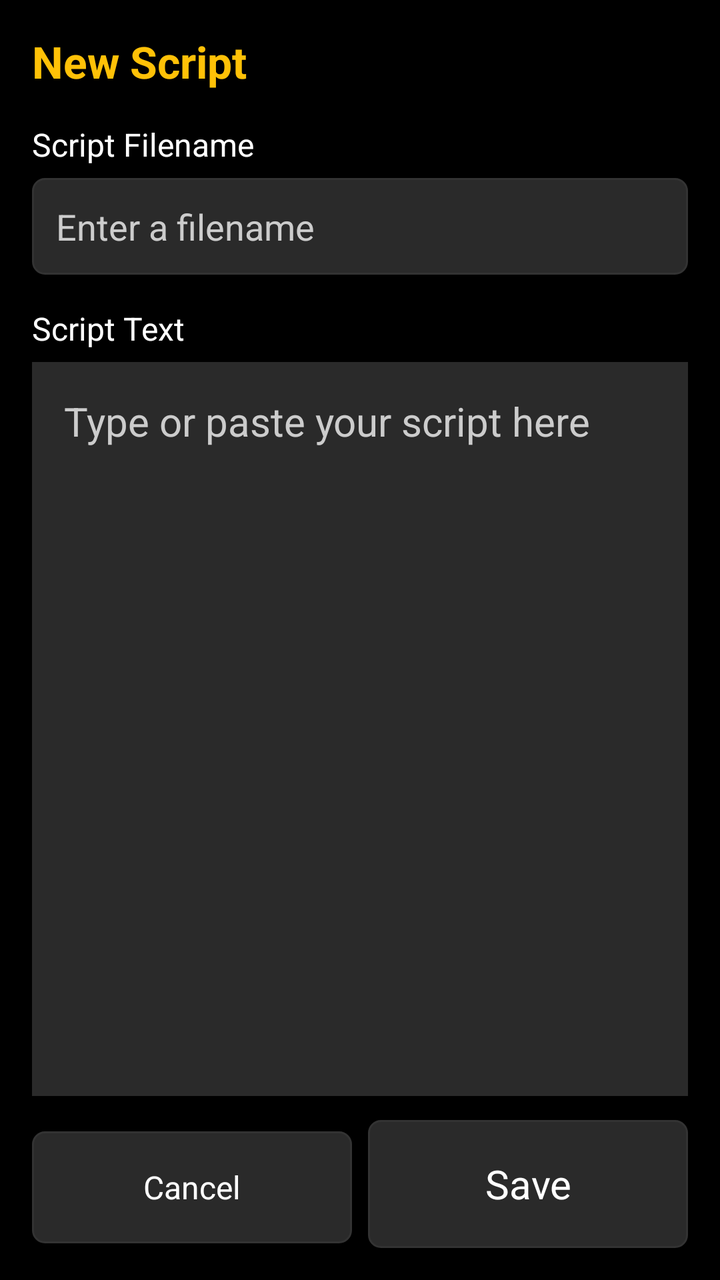
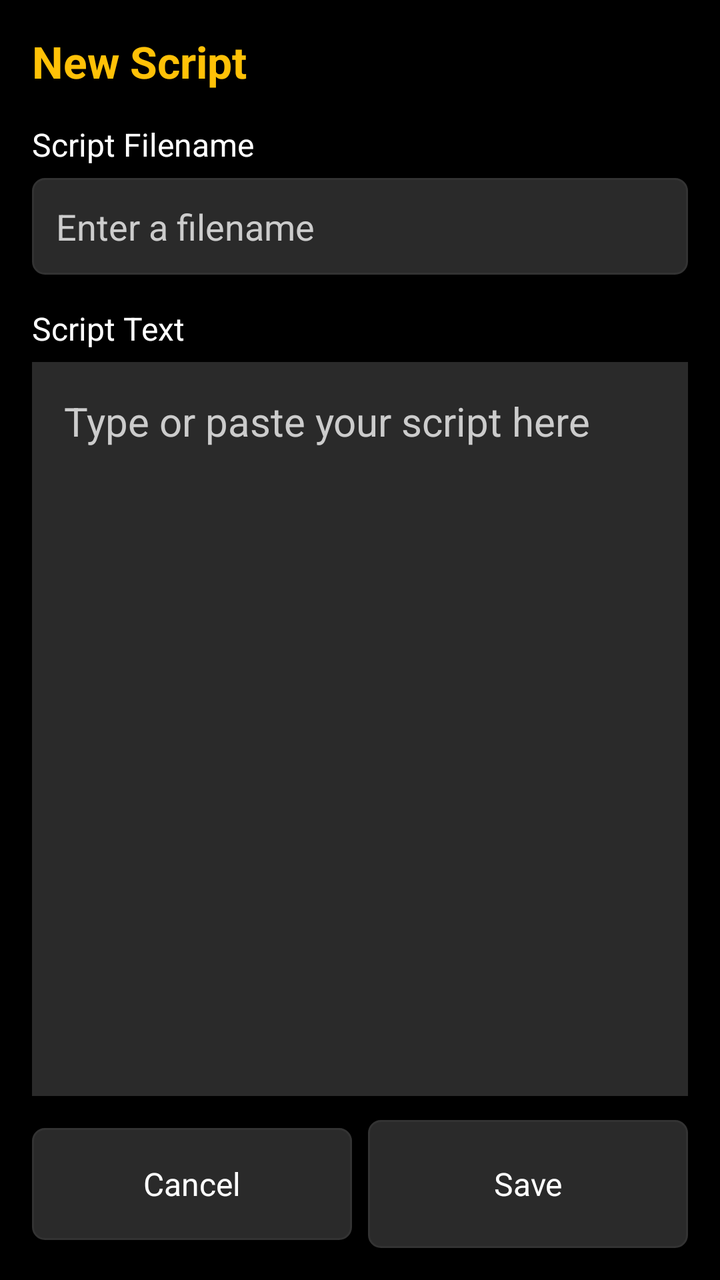

Before-and-after screenshots of an Android layout around one commit, followed by the original layout XML and the change that was made.
<!-- AndroidManifest.xml: application theme AppTheme -->
<!-- res/layout/activity_script_editor.xml -->
<?xml version="1.0" encoding="utf-8"?>
<LinearLayout xmlns:android="http://schemas.android.com/apk/res/android"
    android:layout_width="match_parent"
    android:layout_height="match_parent"
    android:orientation="vertical"
    android:background="@color/background_black"
    android:padding="@dimen/control_padding">

    <LinearLayout
        android:id="@+id/titleAndFilenameSection"
        android:layout_width="match_parent"
        android:layout_height="wrap_content"
        android:orientation="vertical">

        <TextView
            android:id="@+id/editorTitleText"
            android:layout_width="wrap_content"
            android:layout_height="wrap_content"
            android:textColor="@color/accent_amber"
            android:textSize="22sp"
            android:textStyle="bold"
            android:text="@string/title_new_script" />

        <TextView
            android:id="@+id/filenameLabel"
            android:layout_width="wrap_content"
            android:layout_height="wrap_content"
            android:layout_marginTop="16dp"
            android:text="@string/script_filename_label"
            android:textColor="@color/text_white"
            android:textSize="16sp" />

        <EditText
            android:id="@+id/filenameField"
            android:layout_width="match_parent"
            android:layout_height="wrap_content"
            android:layout_marginTop="6dp"
            android:inputType="text"
            android:singleLine="true"
            android:maxLines="1"
            android:imeOptions="flagNoExtractUi|actionNext"
            android:hint="@string/filename_hint"
            android:textColor="@color/text_white"
            android:textColorHint="@color/text_light_gray"
            android:textSize="18sp"
            android:background="@drawable/button_background"
            android:padding="12dp" />

    </LinearLayout>

    <LinearLayout
        android:layout_width="match_parent"
        android:layout_height="wrap_content"
        android:orientation="horizontal"
        android:gravity="center_vertical"
        android:layout_marginTop="16dp">

        <TextView
            android:id="@+id/scriptBodyLabel"
            android:layout_width="0dp"
            android:layout_height="wrap_content"
            android:layout_weight="1"
            android:text="@string/script_text_label"
            android:textColor="@color/text_white"
            android:textSize="16sp" />

        <TextView
            android:id="@+id/btnEditFilename"
            android:layout_width="wrap_content"
            android:layout_height="wrap_content"
            android:visibility="gone"
            android:clickable="true"
            android:focusable="true"
            android:padding="6dp"
            android:text="@string/btn_edit_filename"
            android:textColor="@color/accent_amber"
            android:textSize="14sp" />

    </LinearLayout>

    <EditText
        android:id="@+id/scriptBodyField"
        android:layout_width="match_parent"
        android:layout_height="0dp"
        android:layout_weight="1"
        android:layout_marginTop="6dp"
        android:gravity="top|left"
        android:inputType="textMultiLine"
        android:imeOptions="flagNoExtractUi"
        android:scrollbars="vertical"
        android:hint="@string/script_body_hint"
        android:textColor="@color/text_white"
        android:textColorHint="@color/text_light_gray"
        android:textSize="@dimen/editor_text_size"
        android:background="@color/button_normal"
        android:padding="16dp" />

    <LinearLayout
        android:layout_width="match_parent"
        android:layout_height="wrap_content"
        android:orientation="horizontal"
        android:layout_marginTop="12dp">

        <Button
            android:id="@+id/btnEditorCancel"
            style="@style/SecondaryControlButton"
            android:layout_width="0dp"
            android:layout_height="wrap_content"
            android:layout_weight="1"
            android:layout_marginRight="8dp"
            android:layout_marginEnd="8dp"
            android:text="@string/btn_cancel" />

        <Button
            android:id="@+id/btnEditorSave"
            style="@style/ControlButton"
            android:layout_width="0dp"
            android:layout_height="wrap_content"
            android:layout_weight="1"
            android:text="@string/btn_save" />
    </LinearLayout>

</LinearLayout>
<!-- resources referenced by this layout -->
<resources>
  <color name="accent_amber">#FFFFC107</color>
  <color name="background_black">#FF000000</color>
  <color name="button_normal">#FF2A2A2A</color>
  <color name="text_light_gray">#FFCCCCCC</color>
  <color name="text_white">#FFFFFFFF</color>
  <dimen name="control_padding">16dp</dimen>
  <dimen name="editor_text_size">20sp</dimen>
  <!-- drawable button_background (drawable) -->
  <?xml version="1.0" encoding="utf-8"?>
  <selector xmlns:android="http://schemas.android.com/apk/res/android">
      <item android:state_pressed="true">
          <shape android:shape="rectangle">
              <solid android:color="@color/button_pressed" />
              <corners android:radius="6dp" />
              <stroke android:width="1dp" android:color="@color/accent_amber" />
          </shape>
      </item>
      <item android:state_enabled="false">
          <shape android:shape="rectangle">
              <solid android:color="@color/background_black" />
              <corners android:radius="6dp" />
              <stroke android:width="1dp" android:color="@color/divider_color" />
          </shape>
      </item>
      <item>
          <shape android:shape="rectangle">
              <solid android:color="@color/button_normal" />
              <corners android:radius="6dp" />
              <stroke android:width="1dp" android:color="@color/divider_color" />
          </shape>
      </item>
  </selector>
  <string name="btn_cancel">Cancel</string>
  <string name="btn_edit_filename">Edit Filename</string>
  <string name="btn_save">Save</string>
  <string name="filename_hint">Enter a filename</string>
  <string name="script_body_hint">Type or paste your script here</string>
  <string name="script_filename_label">Script Filename</string>
  <string name="script_text_label">Script Text</string>
  <string name="title_new_script">New Script</string>
  <style name="ControlButton">
          <item name="android:minHeight">@dimen/control_button_height</item>
          <item name="android:textSize">@dimen/control_text_size</item>
          <item name="android:textColor">@color/text_white</item>
          <item name="android:background">@drawable/button_background</item>
          <item name="android:padding">12dp</item>
          <item name="android:textAllCaps">false</item>
      </style>
  <style name="SecondaryControlButton">
          <item name="android:minHeight">@dimen/secondary_button_height</item>
          <item name="android:textSize">@dimen/secondary_text_size</item>
          <item name="android:textColor">@color/text_white</item>
          <item name="android:background">@drawable/button_background</item>
          <item name="android:padding">10dp</item>
          <item name="android:textAllCaps">false</item>
      </style>
  <style name="AppTheme" parent="android:Theme.Black.NoTitleBar">
          <item name="android:windowBackground">@color/background_black</item>
      </style>
  <color name="button_pressed">#FF444444</color>
  <color name="divider_color">#FF333333</color>
  <dimen name="control_button_height">64dp</dimen>
  <dimen name="control_text_size">20sp</dimen>
  <dimen name="secondary_button_height">56dp</dimen>
  <dimen name="secondary_text_size">16sp</dimen>
</resources>

<!-- the commit's change to res/layout/activity_script_editor.xml (unified diff, before → after) -->
@@ -117,6 +117,7 @@
             android:layout_width="0dp"
             android:layout_height="wrap_content"
             android:layout_weight="1"
+            android:textSize="@dimen/secondary_text_size"
             android:text="@string/btn_save" />
     </LinearLayout>
 
